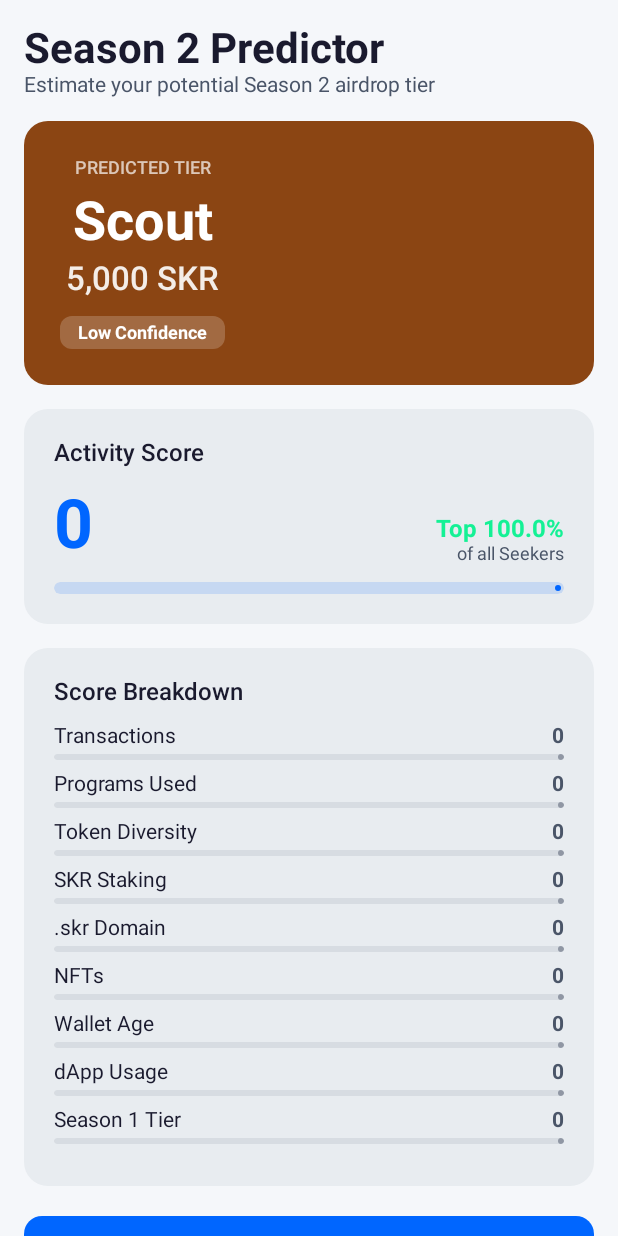
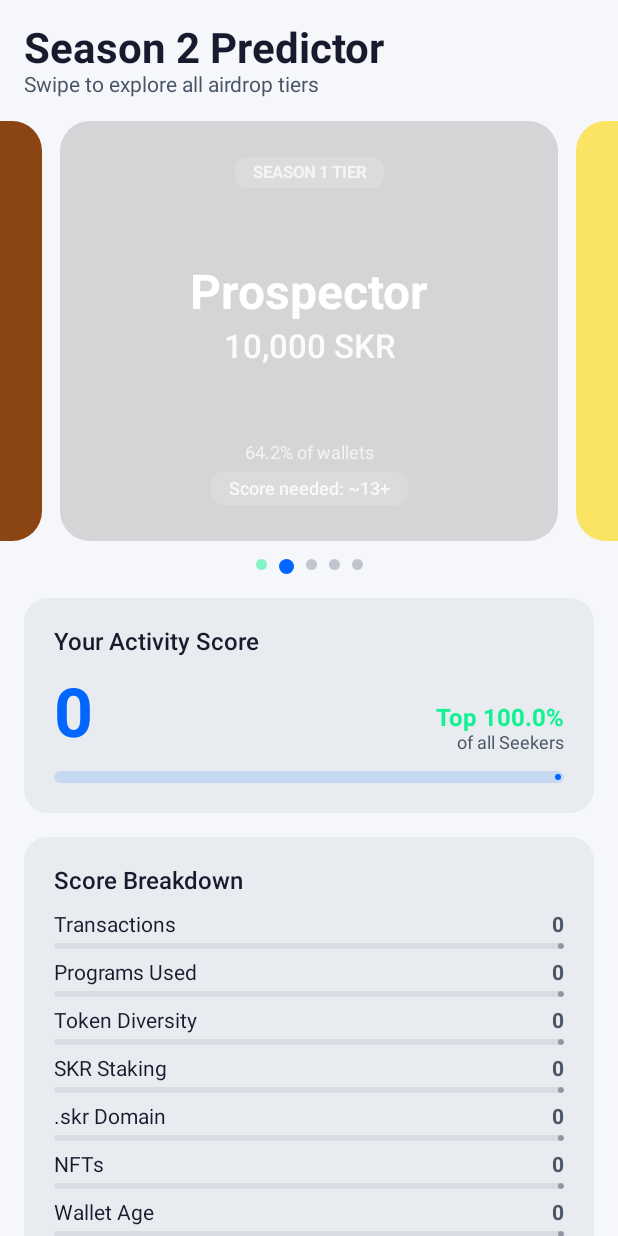
Before and after one commit to aardappvark/SeekerVerify, an Android app built with Jetpack Compose: the composable PredictorScreen called with empty values, after a tap on "Run Prediction", on a phone screen of 412 x 824 dp. Run offline under Robolectric (Android 15) with nearby library versions, the phone set to English and light mode, and no system bars; 4 statements that could not run were skipped.

Commit message:
Add swipeable tier cards to Predictor screen
- HorizontalPager with 5 tier cards (Scout→Sovereign)
- Each card shows tier name, SKR amount, wallet distribution %
- User's predicted tier highlighted with "YOUR PREDICTION" badge
- Other tiers show "SEASON 1 TIER" with score threshold needed
- Page indicator dots with green dot for user's prediction
- Starts on user's predicted tier after running prediction

Co-Authored-By: Claude Opus 4.6 <noreply@anthropic.com>

```diff
--- a/app/src/main/kotlin/com/seekerverify/app/ui/screens/PredictorScreen.kt
+++ b/app/src/main/kotlin/com/seekerverify/app/ui/screens/PredictorScreen.kt
@@ -6,6 +6,7 @@ import androidx.compose.foundation.background
 import androidx.compose.foundation.layout.Arrangement
 import androidx.compose.foundation.layout.Box
 import androidx.compose.foundation.layout.Column
+import androidx.compose.foundation.layout.PaddingValues
 import androidx.compose.foundation.layout.Row
 import androidx.compose.foundation.layout.Spacer
 import androidx.compose.foundation.layout.fillMaxSize
@@ -14,7 +15,11 @@ import androidx.compose.foundation.layout.height
 import androidx.compose.foundation.layout.padding
 import androidx.compose.foundation.layout.size
 import androidx.compose.foundation.layout.width
+import androidx.compose.foundation.ExperimentalFoundationApi
+import androidx.compose.foundation.pager.HorizontalPager
+import androidx.compose.foundation.pager.rememberPagerState
 import androidx.compose.foundation.rememberScrollState
+import androidx.compose.foundation.shape.CircleShape
 import androidx.compose.foundation.shape.RoundedCornerShape
 import androidx.compose.foundation.verticalScroll
 import androidx.compose.material.icons.Icons
@@ -55,6 +60,35 @@ import com.seekerverify.app.ui.viewmodel.PredictorViewModel
 import java.text.NumberFormat
 import java.util.Locale
 
+// The 5 displayable tiers in order (excluding DEVELOPER)
+private val DISPLAY_TIERS = listOf(
+    AirdropTier.SCOUT,
+    AirdropTier.PROSPECTOR,
+    AirdropTier.VANGUARD,
+    AirdropTier.LUMINARY,
+    AirdropTier.SOVEREIGN
+)
+
+// Approximate activity score thresholds to reach each tier
+// Derived from PredictorEngine's percentile-to-tier mapping
+private val TIER_SCORE_THRESHOLDS = mapOf(
+    AirdropTier.SCOUT to 0,
+    AirdropTier.PROSPECTOR to 13,
+    AirdropTier.VANGUARD to 53,
+    AirdropTier.LUMINARY to 71,
+    AirdropTier.SOVEREIGN to 79
+)
+
+// Season 1 distribution ranges
+private val TIER_PERCENTILE_RANGES = mapOf(
+    AirdropTier.SCOUT to "Bottom 19.5% of wallets",
+    AirdropTier.PROSPECTOR to "64.2% of wallets",
+    AirdropTier.VANGUARD to "11.9% of wallets",
+    AirdropTier.LUMINARY to "4.0% of wallets",
+    AirdropTier.SOVEREIGN to "Top 0.4% of wallets"
+)
+
+@OptIn(ExperimentalFoundationApi::class)
 @Composable
 fun PredictorScreen(
     walletAddress: String,
@@ -70,57 +104,88 @@ fun PredictorScreen(
             .fillMaxSize()
             .background(MaterialTheme.colorScheme.background)
             .verticalScroll(rememberScrollState())
-            .padding(16.dp)
+            .padding(vertical = 16.dp)
     ) {
         Text(
             text = "Season 2 Predictor",
             style = MaterialTheme.typography.headlineMedium,
-            color = MaterialTheme.colorScheme.onBackground
+            color = MaterialTheme.colorScheme.onBackground,
+            modifier = Modifier.padding(horizontal = 16.dp)
         )
         Text(
-            text = "Estimate your potential Season 2 airdrop tier",
+            text = "Swipe to explore all airdrop tiers",
             style = MaterialTheme.typography.bodyMedium,
-            color = MaterialTheme.colorScheme.onSurfaceVariant
+            color = MaterialTheme.colorScheme.onSurfaceVariant,
+            modifier = Modifier.padding(horizontal = 16.dp)
         )
 
         Spacer(modifier = Modifier.height(16.dp))
 
-        if (result == null && !isLoading) {
-            // Not yet run — show prompt
-            Card(
+        // --- Swipeable Tier Cards ---
+        val prediction = result
+        val predictedTier = prediction?.predictedTier
+        val initialPage = if (predictedTier != null) {
+            DISPLAY_TIERS.indexOf(predictedTier).coerceAtLeast(0)
+        } else {
+            1 // Default to Prospector (most common)
+        }
+
+        val pagerState = rememberPagerState(
+            initialPage = initialPage,
+            pageCount = { DISPLAY_TIERS.size }
+        )
+
+        HorizontalPager(
+            state = pagerState,
+            contentPadding = PaddingValues(horizontal = 40.dp),
+            pageSpacing = 12.dp,
+            modifier = Modifier.fillMaxWidth()
+        ) { page ->
+            val tier = DISPLAY_TIERS[page]
+            val isUserTier = tier == predictedTier
+            TierCard(
+                tier = tier,
+                isUserPrediction = isUserTier,
+                userScore = if (isUserTier) prediction?.compositeScore else null,
+                confidence = if (isUserTier) prediction?.confidence else null
+            )
+        }
+
+        // Page indicator dots
+        Spacer(modifier = Modifier.height(12.dp))
+        Row(
             modifier = Modifier.fillMaxWidth(),
-                colors = CardDefaults.cardColors(
-                    containerColor = MaterialTheme.colorScheme.surfaceVariant
-                ),
-                shape = RoundedCornerShape(16.dp)
+            horizontalArrangement = Arrangement.Center
         ) {
-                Column(
-                    modifier = Modifier.padding(24.dp),
-                    horizontalAlignment = Alignment.CenterHorizontally
-                ) {
-                    Icon(
-                        imageVector = Icons.AutoMirrored.Filled.TrendingUp,
-                        contentDescription = null,
-                        modifier = Modifier.size(48.dp),
-                        tint = SeekerBlue
+            DISPLAY_TIERS.forEachIndexed { index, tier ->
+                val isSelected = pagerState.currentPage == index
+                val isUserTier = tier == predictedTier
+                Box(
+                    modifier = Modifier
+                        .padding(horizontal = 4.dp)
+                        .size(if (isSelected) 10.dp else 7.dp)
+                        .clip(CircleShape)
+                        .background(
+                            when {
+                                isSelected && isUserTier -> SolanaGreen
+                                isSelected -> SeekerBlue
+                                isUserTier -> SolanaGreen.copy(alpha = 0.5f)
+                                else -> MaterialTheme.colorScheme.onSurfaceVariant.copy(alpha = 0.3f)
+                            }
                         )
+                )
+            }
+        }
+
         Spacer(modifier = Modifier.height(16.dp))
-                    Text(
-                        text = "Analyze Your On-Chain Activity",
-                        style = MaterialTheme.typography.titleMedium,
-                        color = MaterialTheme.colorScheme.onSurface,
-                        textAlign = TextAlign.Center
-                    )
-                    Spacer(modifier = Modifier.height(8.dp))
-                    Text(
-                        text = "We'll scan your transaction history, token holdings, staking activity, and more to predict your Season 2 airdrop tier.",
-                        style = MaterialTheme.typography.bodyMedium,
-                        color = MaterialTheme.colorScheme.onSurfaceVariant,
-                        textAlign = TextAlign.Center
-                    )
-                    Spacer(modifier = Modifier.height(20.dp))
+
+        // --- Run Prediction / Results Section ---
+        Column(modifier = Modifier.padding(horizontal = 16.dp)) {
+
+            if (prediction == null && !isLoading) {
                 Button(
                     onClick = { viewModel.runPrediction(walletAddress, rpcUrl) },
+                    modifier = Modifier.fillMaxWidth(),
                     colors = ButtonDefaults.buttonColors(containerColor = SeekerBlue),
                     shape = RoundedCornerShape(12.dp)
                 ) {
@@ -132,85 +197,34 @@ fun PredictorScreen(
                     Spacer(modifier = Modifier.width(8.dp))
                     Text("Run Prediction", fontWeight = FontWeight.Bold)
                 }
-                }
-            }
+                Spacer(modifier = Modifier.height(8.dp))
+                Text(
+                    text = "Analyze your on-chain activity to see which tier matches your profile",
+                    style = MaterialTheme.typography.bodySmall,
+                    color = MaterialTheme.colorScheme.onSurfaceVariant,
+                    textAlign = TextAlign.Center,
+                    modifier = Modifier.fillMaxWidth()
+                )
             }
 
             if (isLoading) {
-            Spacer(modifier = Modifier.height(32.dp))
+                Spacer(modifier = Modifier.height(16.dp))
                 Column(
                     modifier = Modifier.fillMaxWidth(),
                     horizontalAlignment = Alignment.CenterHorizontally
                 ) {
-                CircularProgressIndicator(color = SeekerBlue, modifier = Modifier.size(48.dp))
-                Spacer(modifier = Modifier.height(16.dp))
+                    CircularProgressIndicator(color = SeekerBlue, modifier = Modifier.size(40.dp))
+                    Spacer(modifier = Modifier.height(12.dp))
                     Text(
                         text = "Analyzing on-chain activity...",
-                    style = MaterialTheme.typography.bodyLarge,
-                    color = MaterialTheme.colorScheme.onSurfaceVariant
-                )
-                Text(
-                    text = "This may take a moment",
-                    style = MaterialTheme.typography.bodySmall,
+                        style = MaterialTheme.typography.bodyMedium,
                         color = MaterialTheme.colorScheme.onSurfaceVariant
                     )
                 }
             }
 
-        result?.let { prediction ->
-            // Predicted Tier Card
-            val tierColor = getTierColor(prediction.predictedTier)
-
-            Card(
-                modifier = Modifier.fillMaxWidth(),
-                colors = CardDefaults.cardColors(containerColor = tierColor),
-                shape = RoundedCornerShape(16.dp)
-            ) {
-                Column(
-                    modifier = Modifier.padding(24.dp),
-                    horizontalAlignment = Alignment.CenterHorizontally
-                ) {
-                    Text(
-                        text = "PREDICTED TIER",
-                        style = MaterialTheme.typography.labelMedium,
-                        color = Color.White.copy(alpha = 0.7f)
-                    )
-                    Spacer(modifier = Modifier.height(8.dp))
-                    Text(
-                        text = prediction.predictedTier.displayName,
-                        style = MaterialTheme.typography.displaySmall.copy(
-                            fontWeight = FontWeight.Bold
-                        ),
-                        color = Color.White
-                    )
-                    Spacer(modifier = Modifier.height(4.dp))
-                    Text(
-                        text = "${NumberFormat.getNumberInstance(Locale.US).format(prediction.predictedTier.skrDisplay.toLong())} SKR",
-                        style = MaterialTheme.typography.titleLarge,
-                        color = Color.White.copy(alpha = 0.9f)
-                    )
-                    Spacer(modifier = Modifier.height(12.dp))
-
-                    // Confidence badge
-                    Box(
-                        modifier = Modifier
-                            .clip(RoundedCornerShape(8.dp))
-                            .background(Color.White.copy(alpha = 0.2f))
-                            .padding(horizontal = 12.dp, vertical = 4.dp)
-                    ) {
-                        Text(
-                            text = "${prediction.confidence} Confidence",
-                            style = MaterialTheme.typography.labelMedium,
-                            color = Color.White,
-                            fontWeight = FontWeight.Bold
-                        )
-                    }
-                }
-            }
-
-            Spacer(modifier = Modifier.height(16.dp))
-
-            // Score & Percentile Card
+            prediction?.let { pred ->
+                // Activity Score Card
                 Card(
                     modifier = Modifier.fillMaxWidth(),
                     colors = CardDefaults.cardColors(
@@ -220,7 +234,7 @@ fun PredictorScreen(
                 ) {
                     Column(modifier = Modifier.padding(20.dp)) {
                         Text(
-                        text = "Activity Score",
+                            text = "Your Activity Score",
                             style = MaterialTheme.typography.titleMedium,
                             color = MaterialTheme.colorScheme.onSurface
                         )
@@ -232,7 +246,7 @@ fun PredictorScreen(
                             verticalAlignment = Alignment.Bottom
                         ) {
                             Text(
-                            text = String.format("%.0f", prediction.compositeScore),
+                                text = String.format("%.0f", pred.compositeScore),
                                 style = MaterialTheme.typography.displayMedium.copy(
                                     fontWeight = FontWeight.Bold
                                 ),
@@ -240,7 +254,7 @@ fun PredictorScreen(
                             )
                             Column(horizontalAlignment = Alignment.End) {
                                 Text(
-                                text = "Top ${String.format("%.1f", 100 - prediction.percentile)}%",
+                                    text = "Top ${String.format("%.1f", 100 - pred.percentile)}%",
                                     style = MaterialTheme.typography.titleMedium.copy(
                                         fontWeight = FontWeight.Bold
                                     ),
@@ -257,7 +271,7 @@ fun PredictorScreen(
                         Spacer(modifier = Modifier.height(12.dp))
 
                         val animatedProgress by animateFloatAsState(
-                        targetValue = (prediction.compositeScore / 100.0).toFloat(),
+                            targetValue = (pred.compositeScore / 100.0).toFloat(),
                             animationSpec = tween(durationMillis = 1200),
                             label = "score"
                         )
@@ -292,7 +306,7 @@ fun PredictorScreen(
                         )
                         Spacer(modifier = Modifier.height(12.dp))
 
-                    prediction.breakdown.entries.sortedByDescending { it.value }.forEach { (metric, score) ->
+                        pred.breakdown.entries.sortedByDescending { it.value }.forEach { (metric, score) ->
                             MetricRow(name = metric, score = score)
                             Spacer(modifier = Modifier.height(8.dp))
                         }
@@ -311,6 +325,7 @@ fun PredictorScreen(
                     Icon(Icons.Filled.Refresh, contentDescription = null, modifier = Modifier.size(18.dp))
                     Spacer(modifier = Modifier.width(8.dp))
                     Text("Re-run Prediction")
+                }
             }
 
             Spacer(modifier = Modifier.height(12.dp))
@@ -332,11 +347,10 @@ fun PredictorScreen(
                 )
                 Spacer(modifier = Modifier.width(8.dp))
                 Text(
-                    text = "This prediction is based on observable on-chain activity and Season 1 tier distribution patterns. Actual Season 2 criteria may differ. Not financial advice.",
+                    text = "Predictions based on on-chain activity and Season 1 distribution. Actual Season 2 criteria may differ. Not financial advice.",
                     style = MaterialTheme.typography.bodySmall,
                     color = MaterialTheme.colorScheme.onSurfaceVariant
                 )
-            }
             }
 
             error?.let {
@@ -351,6 +365,134 @@ fun PredictorScreen(
             }
 
             Spacer(modifier = Modifier.height(24.dp))
+        }
+    }
+}
+
+@Composable
+private fun TierCard(
+    tier: AirdropTier,
+    isUserPrediction: Boolean,
+    userScore: Double?,
+    confidence: String?
+) {
+    val tierColor = getTierColor(tier)
+    val skrAmount = NumberFormat.getNumberInstance(Locale.US).format(tier.skrDisplay.toLong())
+    val scoreThreshold = TIER_SCORE_THRESHOLDS[tier] ?: 0
+    val percentileRange = TIER_PERCENTILE_RANGES[tier] ?: ""
+
+    Card(
+        modifier = Modifier
+            .fillMaxWidth()
+            .height(280.dp),
+        colors = CardDefaults.cardColors(
+            containerColor = if (isUserPrediction) tierColor else tierColor.copy(alpha = 0.6f)
+        ),
+        shape = RoundedCornerShape(20.dp)
+    ) {
+        Column(
+            modifier = Modifier
+                .fillMaxSize()
+                .padding(24.dp),
+            horizontalAlignment = Alignment.CenterHorizontally,
+            verticalArrangement = Arrangement.SpaceBetween
+        ) {
+            // Top badge
+            if (isUserPrediction) {
+                Box(
+                    modifier = Modifier
+                        .clip(RoundedCornerShape(8.dp))
+                        .background(Color.White.copy(alpha = 0.25f))
+                        .padding(horizontal = 12.dp, vertical = 4.dp)
+                ) {
+                    Text(
+                        text = "YOUR PREDICTION",
+                        style = MaterialTheme.typography.labelSmall,
+                        color = Color.White,
+                        fontWeight = FontWeight.Bold
+                    )
+                }
+            } else {
+                Box(
+                    modifier = Modifier
+                        .clip(RoundedCornerShape(8.dp))
+                        .background(Color.White.copy(alpha = 0.15f))
+                        .padding(horizontal = 12.dp, vertical = 4.dp)
+                ) {
+                    Text(
+                        text = "SEASON 1 TIER",
+                        style = MaterialTheme.typography.labelSmall,
+                        color = Color.White.copy(alpha = 0.7f),
+                        fontWeight = FontWeight.Bold
+                    )
+                }
+            }
+
+            // Center: Tier name and SKR
+            Column(horizontalAlignment = Alignment.CenterHorizontally) {
+                Text(
+                    text = tier.displayName,
+                    style = MaterialTheme.typography.headlineLarge.copy(
+                        fontWeight = FontWeight.Bold
+                    ),
+                    color = Color.White
+                )
+                Spacer(modifier = Modifier.height(4.dp))
+                Text(
+                    text = "$skrAmount SKR",
+                    style = MaterialTheme.typography.titleLarge,
+                    color = Color.White.copy(alpha = 0.9f)
+                )
+            }
+
+            // Bottom: Stats
+            Column(horizontalAlignment = Alignment.CenterHorizontally) {
+                Text(
+                    text = percentileRange,
+                    style = MaterialTheme.typography.bodySmall,
+                    color = Color.White.copy(alpha = 0.7f)
+                )
+                Spacer(modifier = Modifier.height(6.dp))
+
+                if (isUserPrediction && userScore != null) {
+                    Row(
+                        modifier = Modifier
+                            .clip(RoundedCornerShape(8.dp))
+                            .background(Color.White.copy(alpha = 0.2f))
+                            .padding(horizontal = 12.dp, vertical = 4.dp),
+                        verticalAlignment = Alignment.CenterVertically
+                    ) {
+                        Text(
+                            text = "Score: ${String.format("%.0f", userScore)}",
+                            style = MaterialTheme.typography.labelMedium,
+                            color = Color.White,
+                            fontWeight = FontWeight.Bold
+                        )
+                        confidence?.let {
+                            Spacer(modifier = Modifier.width(8.dp))
+                            Text(
+                                text = "$it Confidence",
+                                style = MaterialTheme.typography.labelSmall,
+                                color = Color.White.copy(alpha = 0.7f)
+                            )
+                        }
+                    }
+                } else {
+                    Box(
+                        modifier = Modifier
+                            .clip(RoundedCornerShape(8.dp))
+                            .background(Color.White.copy(alpha = 0.15f))
+                            .padding(horizontal = 12.dp, vertical = 4.dp)
+                    ) {
+                        Text(
+                            text = "Score needed: ~$scoreThreshold+",
+                            style = MaterialTheme.typography.labelMedium,
+                            color = Color.White.copy(alpha = 0.8f)
+                        )
+                    }
+                }
+            }
+        }
     }
 }
 
```
Lines whose indentation alone changed are shown as unchanged.
